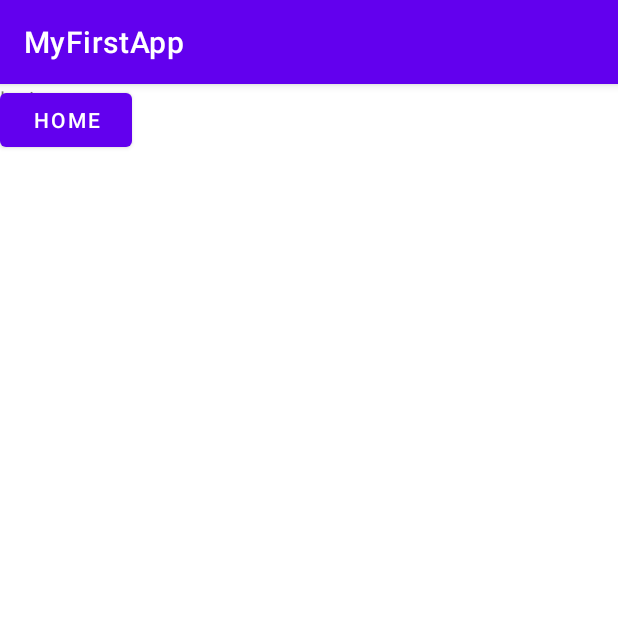
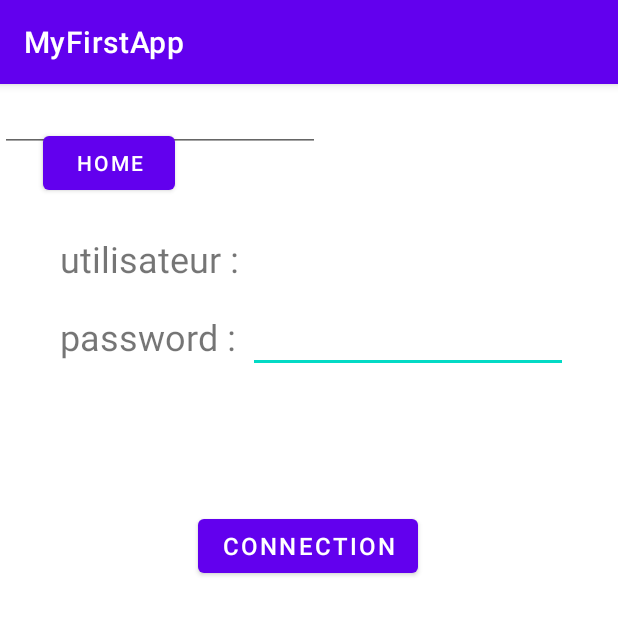
Before and after one commit to Khara-ns/ap4, an Android app: the Login screen opened directly, with no data from a screen before it, on a phone screen of 412 x 824 dp, the top half of it. Run offline under Robolectric (Android 15) with nearby library versions, the phone set to English and light mode, and no system bars.

Commit message:
test_user

```diff
--- a/app/src/main/java/com/ap4/myfirstapp/Login.java
+++ b/app/src/main/java/com/ap4/myfirstapp/Login.java
@@ -3,6 +3,7 @@ package com.ap4.myfirstapp;
 import androidx.appcompat.app.AppCompatActivity;
 
 import android.os.Bundle;
+import android.util.Log;
 import android.widget.Button;
 import static android.content.Intent.ACTION_VIEW;
 
@@ -10,13 +11,14 @@ import android.annotation.SuppressLint;
 import android.media.MediaPlayer;
 import android.os.Bundle;
 import android.widget.Button;
+import android.widget.EditText;
 import android.widget.TextView;
 import android.app.Activity;
 import android.content.Intent;
 import android.view.View;
 
-public class Login extends AppCompatActivity {
-
+public class Login extends AppCompatActivity implements View.OnClickListener {
+    EditText user;
     @Override
     protected void onCreate(Bundle savedInstanceState) {
         super.onCreate(savedInstanceState);
@@ -25,7 +27,18 @@ public class Login extends AppCompatActivity {
         btn.setOnClickListener(view -> {
             Intent intent = new Intent( Login.this, MainActivity.class );
             startActivity(intent);
+        });
 
-        });
+        user = (EditText) findViewById (R.id.user);
+        //password = (EditText) findViewById (R.id.password);
+
     }
+        @Override
+        public void onClick(View v) {
+            // TODO Auto-generated method stub
+            String chaine = user.getText().toString();
+            Log.v("Essai",chaine);
+        }
+
+
 }
--- a/app/src/main/res/layout/activity_login.xml
+++ b/app/src/main/res/layout/activity_login.xml
@@ -7,19 +7,69 @@
     tools:context=".Login">
 
     <TextView
+        android:id="@+id/textView4"
+        android:layout_width="124dp"
+        android:layout_height="38dp"
+        android:layout_marginStart="40dp"
+        android:layout_marginTop="152dp"
+        android:text="password :"
+        android:textSize="24sp"
+        app:layout_constraintStart_toStartOf="parent"
+        app:layout_constraintTop_toTopOf="parent"
+        tools:ignore="MissingConstraints" />
+
+    <TextView
         android:id="@+id/textView2"
-        android:layout_width="169dp"
-        android:layout_height="62dp"
-        android:text="login page"
-        tools:ignore="MissingConstraints"
-        tools:layout_editor_absoluteX="130dp"
-        tools:layout_editor_absoluteY="243dp" />
+        android:layout_width="125dp"
+        android:layout_height="38dp"
+        android:layout_marginStart="40dp"
+        android:layout_marginTop="100dp"
+        android:text="utilisateur :"
+        android:textSize="24sp"
+        app:layout_constraintStart_toStartOf="parent"
+        app:layout_constraintTop_toTopOf="parent"
+        tools:ignore="MissingConstraints" />
 
     <Button
         android:id="@+id/menuhome"
         android:layout_width="wrap_content"
         android:layout_height="wrap_content"
         android:text="Home"
-        tools:layout_editor_absoluteX="16dp"
-        tools:layout_editor_absoluteY="16dp" />
+        app:layout_constraintBottom_toBottomOf="parent"
+        app:layout_constraintEnd_toEndOf="parent"
+        app:layout_constraintHorizontal_bias="0.089"
+        app:layout_constraintStart_toStartOf="parent"
+        app:layout_constraintTop_toTopOf="parent"
+        app:layout_constraintVertical_bias="0.04" />
+
+    <EditText
+        android:id="@+id/password"
+        android:layout_width="wrap_content"
+        android:layout_height="wrap_content"
+        android:layout_marginStart="165dp"
+        android:layout_marginTop="147dp"
+        android:ems="10"
+        android:inputType="textPassword"
+        app:layout_constraintStart_toStartOf="parent"
+        app:layout_constraintTop_toTopOf="parent" />
+
+    <EditText
+        android:id="@+id/user"
+        android:layout_width="wrap_content"
+        android:layout_height="wrap_content"
+        android:ems="10"
+        android:inputType="textPersonName"
+        tools:layout_editor_absoluteX="162dp"
+        tools:layout_editor_absoluteY="98dp" />
+
+    <Button
+        android:id="@+id/connection"
+        android:layout_width="wrap_content"
+        android:layout_height="wrap_content"
+        android:layout_marginStart="132dp"
+        android:layout_marginTop="284dp"
+        android:text="Connection"
+        android:textSize="16sp"
+        app:layout_constraintStart_toStartOf="parent"
+        app:layout_constraintTop_toTopOf="parent" />
 </androidx.constraintlayout.widget.ConstraintLayout>
```
